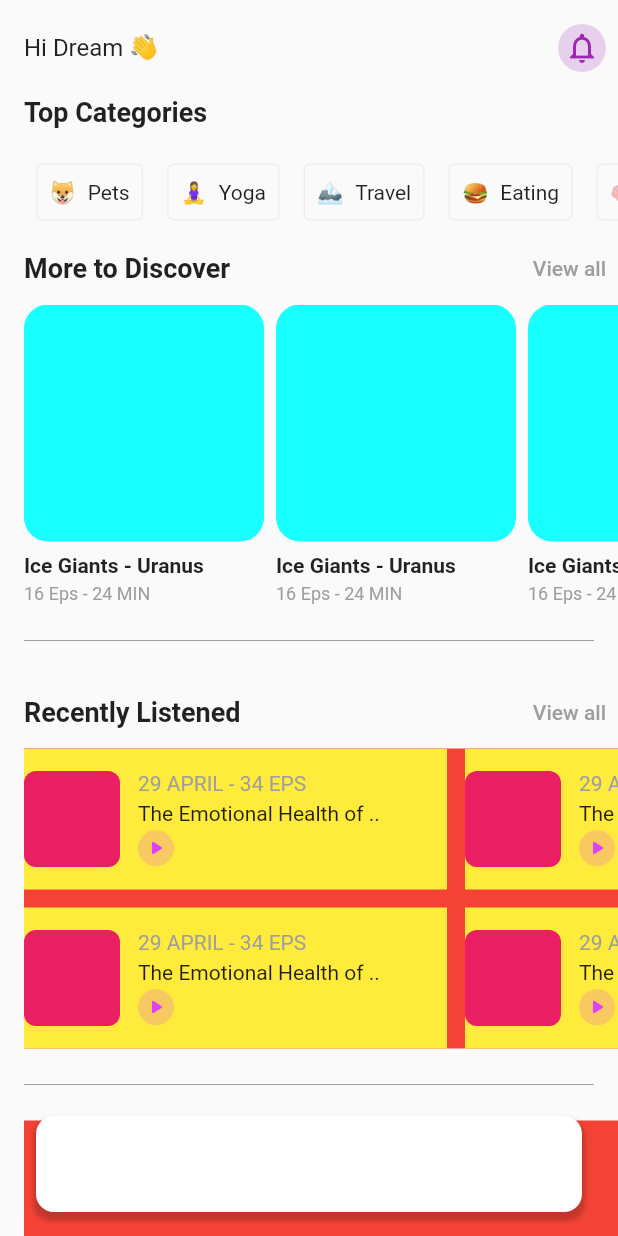
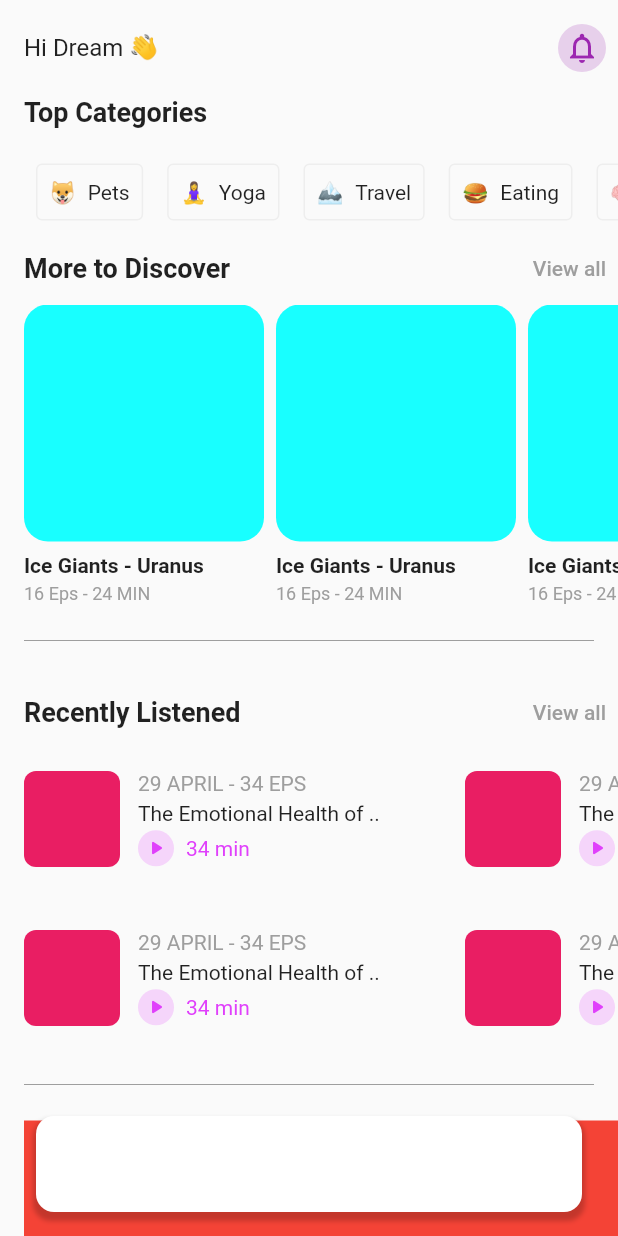
Before and after one commit to JAICHANGPARK/flutter_notebook_19th_story, a Flutter app: the screen it shows after launch, on a phone screen of 412 x 824 dp. Run offline on Flutter 3.47's test engine with Material 2 defaults, Android fonts, the phone set to English and light mode, and no system bars; our stand-ins replace cached_network_image, countup, fl_chart, flutter_riverpod, freezed_annotation, smooth_page_indicator and 1 more.

Commit message:
Update podcast_home_page.dart

```diff
--- a/lib/ep1134_podcast_app/src/ui/podcast_home_page.dart
+++ b/lib/ep1134_podcast_app/src/ui/podcast_home_page.dart
@@ -200,8 +200,8 @@ class _PodcastHomePageState extends State<PodcastHomePage> {
                           Container(
                             height: 200,
                             decoration: const BoxDecoration(
-                              color: Colors.red,
-                            ),
+                                // color: Colors.red,
+                                ),
                             child: GridView.builder(
                                 scrollDirection: Axis.horizontal,
                                 gridDelegate: SliverGridDelegateWithFixedCrossAxisCount(
@@ -211,7 +211,7 @@ class _PodcastHomePageState extends State<PodcastHomePage> {
                                     childAspectRatio: 4 / 12),
                                 itemBuilder: (context, index) {
                                   return Container(
-                                    decoration: BoxDecoration(color: Colors.yellow),
+                                    // decoration: BoxDecoration(color: Colors.yellow),
                                     child: Row(
                                       children: [
                                         Container(
@@ -224,14 +224,13 @@ class _PodcastHomePageState extends State<PodcastHomePage> {
                                           child: Padding(
                                             padding: const EdgeInsets.all(12.0),
                                             child: Column(
-
                                               crossAxisAlignment: CrossAxisAlignment.start,
                                               mainAxisAlignment: MainAxisAlignment.spaceEvenly,
                                               children: [
-                                                Text("29 APRIL - 34 EPS", style: TextStyle(
-                                                  fontSize: 14,
-                                                  color: Colors.grey
-                                                ),),
+                                                Text(
+                                                  "29 APRIL - 34 EPS",
+                                                  style: TextStyle(fontSize: 14, color: Colors.grey),
+                                                ),
                                                 Text("The Emotional Health of .."),
                                                 Row(
                                                   children: [
@@ -242,6 +241,13 @@ class _PodcastHomePageState extends State<PodcastHomePage> {
                                                       child: Icon(
                                                         Icons.play_arrow_rounded,
                                                         size: 16,
+                                                      ),
+                                                    ),
+                                                    SizedBox(width: 8,),
+                                                    Text(
+                                                      "34 min",
+                                                      style: TextStyle(
+                                                        color: Colors.purpleAccent,
                                                       ),
                                                     )
                                                   ],
```
